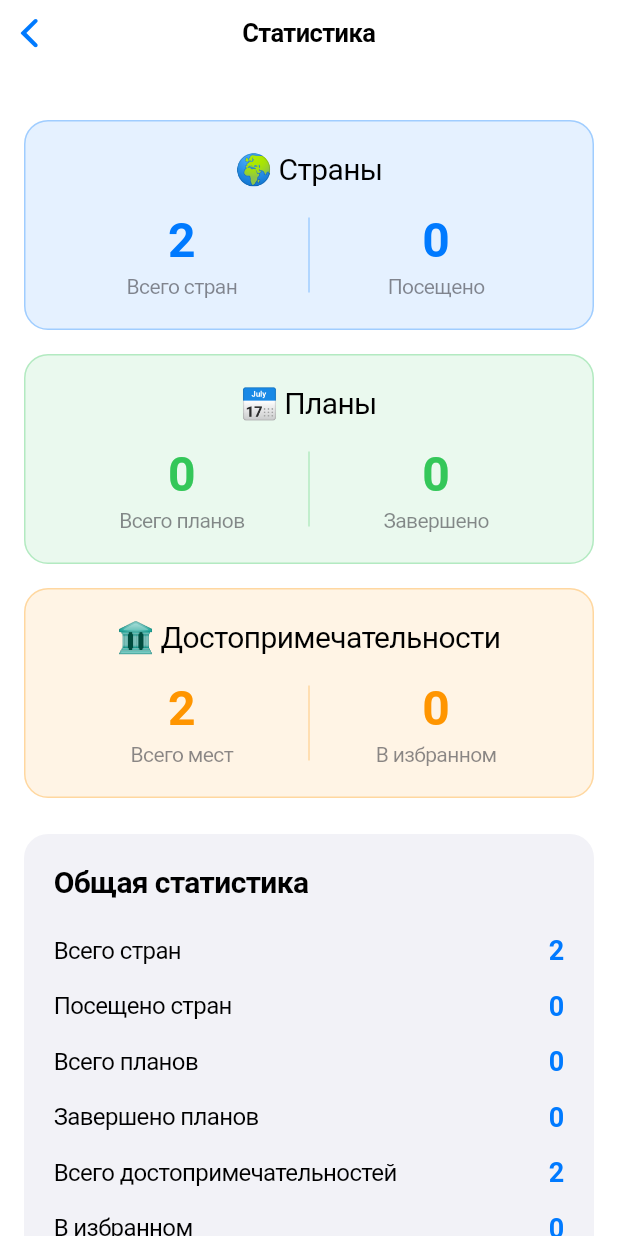
After one commit to platonso/Flutter, a Flutter app: the StatisticsScreen screen opened directly, on a phone screen of 412 x 824 dp. The commit adds this screen. Run offline on Flutter 3.47's test engine with Material 3 defaults, Android fonts, the phone set to English and light mode, and no system bars.

Commit message:
add Statistics screen

```diff
--- /dev/null
+++ b/lib/features/statistics/presentation/statistics_screen.dart
@@ -0,0 +1,200 @@
+import 'package:flutter/cupertino.dart';
+import '../../../services/data_service.dart';
+
+class StatisticsScreen extends StatefulWidget {
+  const StatisticsScreen({super.key});
+
+  @override
+  State<StatisticsScreen> createState() => _StatisticsScreenState();
+}
+
+class _StatisticsScreenState extends State<StatisticsScreen> {
+  final DataService _dataService = DataService();
+
+  @override
+  void initState() {
+    super.initState();
+    _dataService.initializeDefaultData();
+  }
+
+  @override
+  Widget build(BuildContext context) {
+    final countriesCount = _dataService.countriesCount;
+    final visitedCountriesCount = _dataService.visitedCountriesCount;
+    final tripsCount = _dataService.tripsCount;
+    final completedTripsCount = _dataService.completedTripsCount;
+    final attractionsCount = _dataService.attractionsCount;
+    final favoriteAttractionsCount = _dataService.favoriteAttractionsCount;
+
+    return CupertinoPageScaffold(
+      navigationBar: const CupertinoNavigationBar(middle: Text('Статистика')),
+      child: SafeArea(
+        child: SingleChildScrollView(
+          padding: const EdgeInsets.all(16.0),
+          child: Column(
+            crossAxisAlignment: CrossAxisAlignment.stretch,
+            children: [
+              const SizedBox(height: 20),
+              _buildStatCard(
+                '🌍 Страны',
+                'Всего стран',
+                countriesCount.toString(),
+                'Посещено',
+                visitedCountriesCount.toString(),
+                CupertinoColors.systemBlue,
+              ),
+              const SizedBox(height: 16),
+              _buildStatCard(
+                '📅 Планы',
+                'Всего планов',
+                tripsCount.toString(),
+                'Завершено',
+                completedTripsCount.toString(),
+                CupertinoColors.systemGreen,
+              ),
+              const SizedBox(height: 16),
+              _buildStatCard(
+                '🏛️ Достопримечательности',
+                'Всего мест',
+                attractionsCount.toString(),
+                'В избранном',
+                favoriteAttractionsCount.toString(),
+                CupertinoColors.systemOrange,
+              ),
+              const SizedBox(height: 24),
+              Container(
+                padding: const EdgeInsets.all(20),
+                decoration: BoxDecoration(
+                  color: CupertinoColors.systemGrey6,
+                  borderRadius: BorderRadius.circular(16),
+                ),
+                child: Column(
+                  crossAxisAlignment: CrossAxisAlignment.start,
+                  children: [
+                    const Text(
+                      'Общая статистика',
+                      style: TextStyle(
+                        fontSize: 20,
+                        fontWeight: FontWeight.w600,
+                        color: CupertinoColors.label,
+                      ),
+                    ),
+                    const SizedBox(height: 16),
+                    _buildStatRow('Всего стран', countriesCount),
+                    _buildStatRow('Посещено стран', visitedCountriesCount),
+                    _buildStatRow('Всего планов', tripsCount),
+                    _buildStatRow('Завершено планов', completedTripsCount),
+                    _buildStatRow(
+                      'Всего достопримечательностей',
+                      attractionsCount,
+                    ),
+                    _buildStatRow('В избранном', favoriteAttractionsCount),
+                  ],
+                ),
+              ),
+            ],
+          ),
+        ),
+      ),
+    );
+  }
+
+  Widget _buildStatCard(
+    String icon,
+    String title1,
+    String value1,
+    String title2,
+    String value2,
+    Color color,
+  ) {
+    return Container(
+      padding: const EdgeInsets.all(20),
+      decoration: BoxDecoration(
+        color: color.withOpacity(0.1),
+        borderRadius: BorderRadius.circular(16),
+        border: Border.all(color: color.withOpacity(0.3), width: 1),
+      ),
+      child: Column(
+        children: [
+          Text(icon, style: const TextStyle(fontSize: 20)),
+          const SizedBox(height: 16),
+          Row(
+            mainAxisAlignment: MainAxisAlignment.spaceAround,
+            children: [
+              Expanded(
+                child: Column(
+                  children: [
+                    Text(
+                      value1,
+                      style: TextStyle(
+                        fontSize: 32,
+                        fontWeight: FontWeight.bold,
+                        color: color,
+                      ),
+                    ),
+                    const SizedBox(height: 4),
+                    Text(
+                      title1,
+                      style: const TextStyle(
+                        fontSize: 14,
+                        color: CupertinoColors.secondaryLabel,
+                      ),
+                      textAlign: TextAlign.center,
+                    ),
+                  ],
+                ),
+              ),
+              Container(width: 1, height: 50, color: color.withOpacity(0.3)),
+              Expanded(
+                child: Column(
+                  children: [
+                    Text(
+                      value2,
+                      style: TextStyle(
+                        fontSize: 32,
+                        fontWeight: FontWeight.bold,
+                        color: color,
+                      ),
+                    ),
+                    const SizedBox(height: 4),
+                    Text(
+                      title2,
+                      style: const TextStyle(
+                        fontSize: 14,
+                        color: CupertinoColors.secondaryLabel,
+                      ),
+                      textAlign: TextAlign.center,
+                    ),
+                  ],
+                ),
+              ),
+            ],
+          ),
+        ],
+      ),
+    );
+  }
+
+  Widget _buildStatRow(String label, int value) {
+    return Padding(
+      padding: const EdgeInsets.symmetric(vertical: 8),
+      child: Row(
+        mainAxisAlignment: MainAxisAlignment.spaceBetween,
+        children: [
+          Text(
+            label,
+            style: const TextStyle(fontSize: 16, color: CupertinoColors.label),
+          ),
+          Text(
+            value.toString(),
+            style: const TextStyle(
+              fontSize: 18,
+              fontWeight: FontWeight.w600,
+              color: CupertinoColors.activeBlue,
+            ),
+          ),
+        ],
+      ),
+    );
+  }
+}
--- /dev/null
+++ b/lib/services/data_service.dart
@@ -0,0 +1,117 @@
+import '../models/country.dart';
+import '../models/trip.dart';
+import '../models/attraction.dart';
+
+class DataService {
+  static final DataService _instance = DataService._internal();
+  factory DataService() => _instance;
+  DataService._internal();
+
+  final List<Country> _countries = [];
+  final List<Trip> _trips = [];
+  final List<Attraction> _attractions = [];
+
+  // Countries
+  List<Country> get countries => List.unmodifiable(_countries);
+  int get countriesCount => _countries.length;
+  int get visitedCountriesCount => _countries.where((c) => c.isVisited).length;
+
+  void addCountry(Country country) {
+    _countries.add(country);
+  }
+
+  void updateCountry(int index, Country country) {
+    if (index >= 0 && index < _countries.length) {
+      _countries[index] = country;
+    }
+  }
+
+  void deleteCountry(int index) {
+    if (index >= 0 && index < _countries.length) {
+      _countries.removeAt(index);
+    }
+  }
+
+  // Trips
+  List<Trip> get trips => List.unmodifiable(_trips);
+  int get tripsCount => _trips.length;
+  int get completedTripsCount => _trips.where((t) => t.isCompleted).length;
+
+  void addTrip(Trip trip) {
+    _trips.add(trip);
+  }
+
+  void updateTrip(int index, Trip trip) {
+    if (index >= 0 && index < _trips.length) {
+      _trips[index] = trip;
+    }
+  }
+
+  void deleteTrip(int index) {
+    if (index >= 0 && index < _trips.length) {
+      _trips.removeAt(index);
+    }
+  }
+
+  // Attractions
+  List<Attraction> get attractions => List.unmodifiable(_attractions);
+  int get attractionsCount => _attractions.length;
+  int get favoriteAttractionsCount => _attractions.where((a) => a.isFavorite).length;
+
+  void addAttraction(Attraction attraction) {
+    _attractions.add(attraction);
+  }
+
+  void updateAttraction(int index, Attraction attraction) {
+    if (index >= 0 && index < _attractions.length) {
+      _attractions[index] = attraction;
+    }
+  }
+
+  void deleteAttraction(int index) {
+    if (index >= 0 && index < _attractions.length) {
+      _attractions.removeAt(index);
+    }
+  }
+
+  // Initialize with default data
+  void initializeDefaultData() {
+    if (_countries.isEmpty) {
+      _countries.addAll([
+        const Country(
+          name: 'Франция',
+          capital: 'Париж',
+          flag: '🇫🇷',
+          description: 'Страна романтики, искусства и изысканной кухни',
+          isVisited: false,
+        ),
+        const Country(
+          name: 'Япония',
+          capital: 'Токио',
+          flag: '🇯🇵',
+          description: 'Страна восходящего солнца с богатой культурой',
+          isVisited: false,
+        ),
+      ]);
+    }
+
+    if (_attractions.isEmpty) {
+      _attractions.addAll([
+        const Attraction(
+          name: 'Эйфелева башня',
+          location: 'Париж, Франция',
+          icon: '🗼',
+          description: 'Символ Парижа и Франции, построенная в 1889 году',
+          isFavorite: false,
+        ),
+        const Attraction(
+          name: 'Колизей',
+          location: 'Рим, Италия',
+          icon: '🏛️',
+          description: 'Древний амфитеатр, символ Римской империи',
+          isFavorite: false,
+        ),
+      ]);
+    }
+  }
+}
```
Also changed, not shown: lib/features/attractions/presentation/attractions_screen.dart (+16 -21 lines), lib/features/countries/presentation/countries_screen.dart (+16 -21 lines), lib/features/home/presentation/home_screen.dart (+10 -0 lines), lib/features/planner/presentation/planner_screen.dart (+10 -6 lines), 6 other files.
